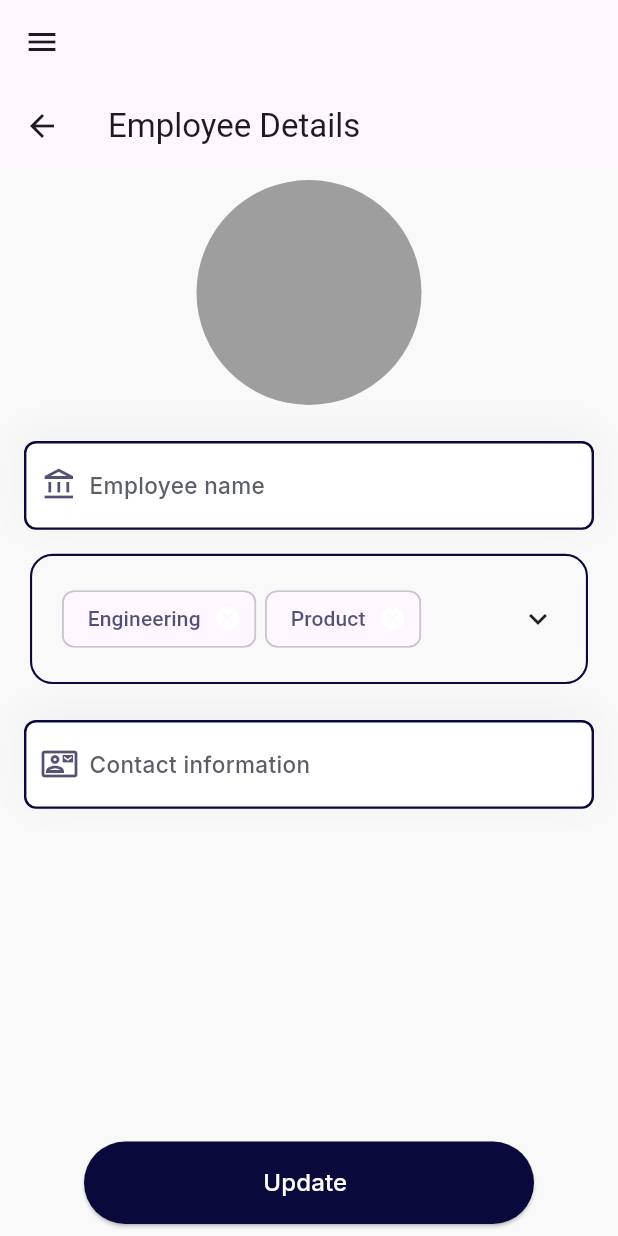
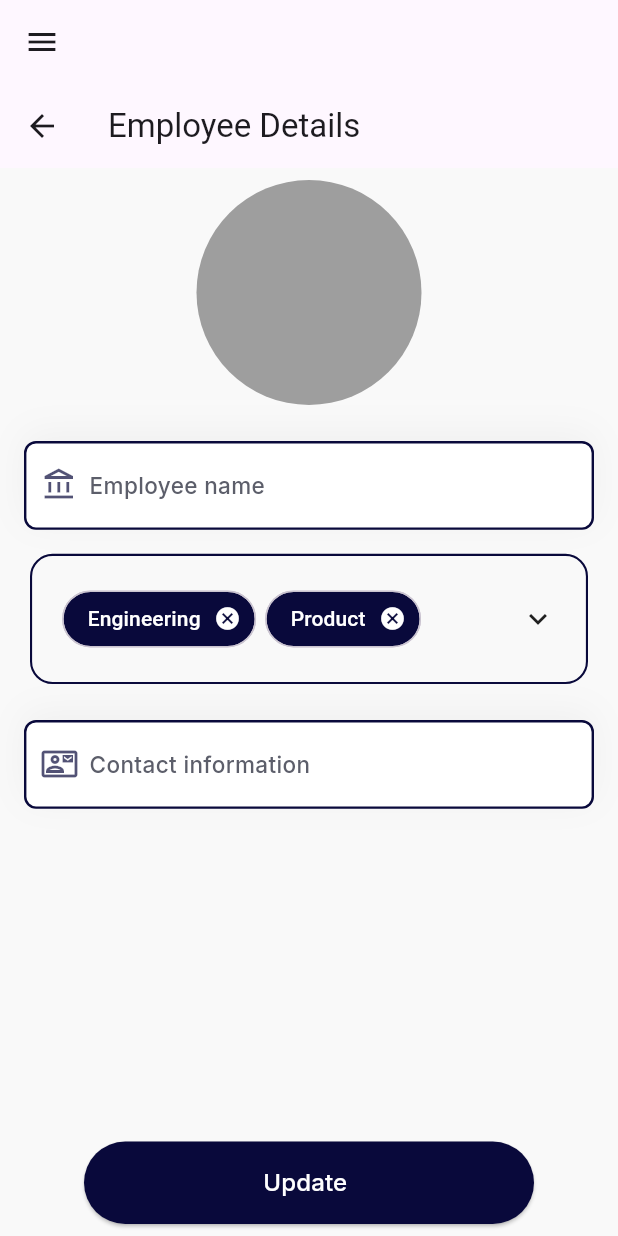
Before and after one commit to siiimaay/tracikfy, a Flutter app: the EmployeeDetailView screen opened by its route, on a phone screen of 412 x 824 dp. Run offline on Flutter 3.47's test engine with Material 3 defaults, Android fonts, the phone set to English and light mode, and no system bars; our stand-ins replace bloc, equatable, expandable, flutter_bloc, go_router, google_fonts.

Commit message:
modify multiselect dropdown chip style

```diff
--- a/lib/global/multi_select_dropdown.dart
+++ b/lib/global/multi_select_dropdown.dart
@@ -69,21 +69,19 @@ class _MultiSelectDropdownState<T> extends State<MultiSelectDropdown<T>> {
                               spacing: 6.0,
                               children: _selectedItems.isEmpty
                                   ? [
-                                       Text(
-                                        "Please select the department",
-                                        style: TextStyle(
-                                            color: context.color.accountInfoColor),
-                                      ),
+                                      Text("Department",
+                                          style: context.textStyle.detailText
+                                              .copyWith(
+                                            color:
+                                                context.color.accountInfoColor,
+                                          )),
                                     ]
                                   : _selectedItems.map((item) {
                                       return Chip(
                                         label: Text(
                                           widget.itemNameBuilder(item),
-                                          style: TextStyle(
-                                            color: context
-                                                .color.appThemeMainColor
-                                                .withOpacity(0.7),
-                                          ),
+                                          style: const TextStyle(
+                                              color: Colors.white),
                                         ),
                                         deleteIcon: const Icon(
                                           Icons.cancel,
@@ -96,8 +94,11 @@ class _MultiSelectDropdownState<T> extends State<MultiSelectDropdown<T>> {
                                                 _selectedItems);
                                           });
                                         },
-                                        surfaceTintColor:
+                                        backgroundColor:
                                             context.color.appThemeMainColor,
+                                        shape: RoundedRectangleBorder(
+                                            borderRadius:
+                                                BorderRadius.circular(30)),
                                       );
                                     }).toList(),
                             ),
@@ -114,8 +115,12 @@ class _MultiSelectDropdownState<T> extends State<MultiSelectDropdown<T>> {
                   const SizedBox(height: 8),
                   if (_isExpanded)
                     Container(
-                      constraints:
-                          const BoxConstraints(maxWidth: 400, minWidth: 400, minHeight: 60, maxHeight: 120),
+                      constraints: const BoxConstraints(
+                        maxWidth: 400,
+                        minWidth: 400,
+                        minHeight: 60,
+                        maxHeight: 120,
+                      ),
                       padding: const EdgeInsets.symmetric(horizontal: 20.0),
                       decoration: BoxDecoration(
                         border: Border.all(color: Colors.grey),
@@ -143,7 +148,6 @@ class _MultiSelectDropdownState<T> extends State<MultiSelectDropdown<T>> {
                                 }
                                 widget.onSelectedItemsChanged(_selectedItems);
                                 _isExpanded = false;
-
                               });
                             },
                           );
```
